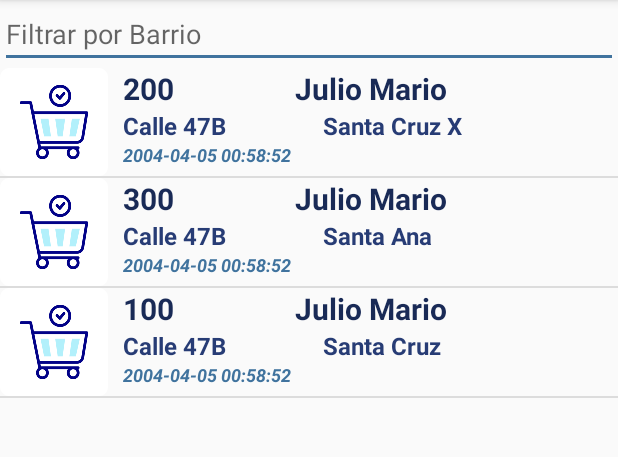
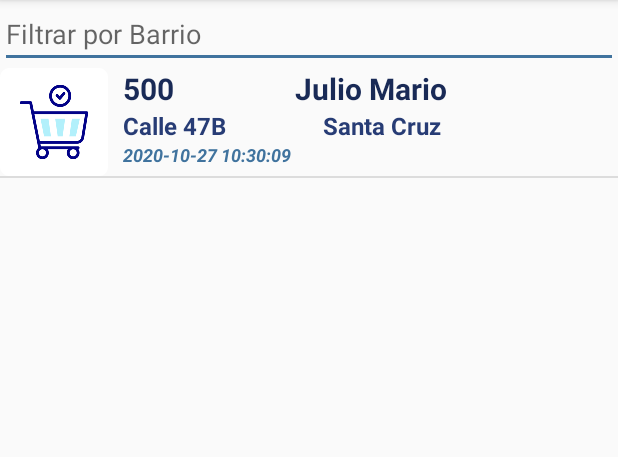
Before and after one commit to Rompni/donated_markets, an Android app: the fragment DonationListFragment shown on its own in the app's theme, on a phone screen of 412 x 824 dp, the part 84-541 px from its top. Run offline under Robolectric (Android 15) with nearby library versions, the phone set to English and light mode, and no system bars.

Commit message:
cambio de tipo de dato de la fecha

```diff
--- a/app/src/main/java/com/edu/unimagdalena/appmoviles/donated_markets/DefDB.java
+++ b/app/src/main/java/com/edu/unimagdalena/appmoviles/donated_markets/DefDB.java
@@ -20,7 +20,7 @@ public class DefDB {
             + KEY_MARKET_ID + " INTEGER (10) PRIMARY KEY, "
             + KEY_MARKET_NEIGHBORHOOD+ " TEXT, "
             + KEY_MARKET_HOMEADDRESS + " TEXT,"
-            + KEY_MARKET_DATETIME + " INTEGER,"
+            + KEY_MARKET_DATETIME + " LONG,"
             + KEY_MARKET_PERSONRECEIVES + " TEXT"
             + ")";
 }
--- a/app/src/main/java/com/edu/unimagdalena/appmoviles/donated_markets/Market.java
+++ b/app/src/main/java/com/edu/unimagdalena/appmoviles/donated_markets/Market.java
@@ -5,10 +5,10 @@ public class Market {
     private int marketID;
     private String marketNeighborhood;
     private String marketHomeAddress;
-    private String marketDatetime;
+    private long marketDatetime;
     private String marketPersonReceives;
 
-    public Market(int marketID, String marketNeighborhood, String marketHomeAddress, String marketDatetime, String marketPersonReceives) {
+    public Market(int marketID, String marketNeighborhood, String marketHomeAddress, long marketDatetime, String marketPersonReceives) {
         this.marketID = marketID;
         this.marketNeighborhood = marketNeighborhood;
         this.marketHomeAddress = marketHomeAddress;
@@ -40,11 +40,11 @@ public class Market {
         this.marketHomeAddress = marketHomeAddress;
     }
 
-    public String getMarketDatetime() {
+    public long getMarketDatetime() {
         return marketDatetime;
     }
 
-    public void setMarketDatetime(String marketDatetime) {
+    public void setMarketDatetime(long marketDatetime) {
         this.marketDatetime = marketDatetime;
     }
 
--- a/app/src/main/java/com/edu/unimagdalena/appmoviles/donated_markets/MarketAdapter.java
+++ b/app/src/main/java/com/edu/unimagdalena/appmoviles/donated_markets/MarketAdapter.java
@@ -54,8 +54,8 @@ public class MarketAdapter extends ArrayAdapter<Market> {
                 person.setText(m.getMarketPersonReceives());
                 code.setText(String.valueOf(m.getMarketID()));
 
-                long timestamp = Long.parseLong(m.getMarketDatetime());
-                Date expiry = new Date(timestamp * 1000L);
+                long timestamp = m.getMarketDatetime();
+                Date expiry = new Date(timestamp);
                 @SuppressLint("SimpleDateFormat") SimpleDateFormat jdf = new SimpleDateFormat("yyyy-MM-dd HH:mm:ss ");
 
                 date.setText(jdf.format(expiry));
--- a/app/src/main/java/com/edu/unimagdalena/appmoviles/donated_markets/MarketController.java
+++ b/app/src/main/java/com/edu/unimagdalena/appmoviles/donated_markets/MarketController.java
@@ -34,7 +34,7 @@ public class MarketController {
             values.put(DefDB.KEY_MARKET_ID, market.getMarketID());
             values.put(DefDB.KEY_MARKET_NEIGHBORHOOD, market.getMarketNeighborhood());
             values.put(DefDB.KEY_MARKET_HOMEADDRESS, market.getMarketHomeAddress());
-            values.put(DefDB.KEY_MARKET_DATETIME, Integer.parseInt(market.getMarketDatetime()));
+            values.put(DefDB.KEY_MARKET_DATETIME, market.getMarketDatetime());
             values.put(DefDB.KEY_MARKET_PERSONRECEIVES, market.getMarketPersonReceives());
 
             long id =  sql.insert(DefDB.TABLE_MARKETS, null, values);
@@ -67,7 +67,7 @@ public class MarketController {
                     Integer.parseInt(cursor.getString(0)),
                     cursor.getString(1),
                     cursor.getString(2),
-                    cursor.getString(3),
+                    Long.parseLong(cursor.getString(3)),
                     cursor.getString(4));
 
             //Return Student
@@ -97,7 +97,7 @@ public class MarketController {
                         cursor.getInt(0),
                         cursor.getString(1),
                         cursor.getString(2),
-                        cursor.getString(3),
+                        Long.parseLong( cursor.getString(3)),
                         cursor.getString(4));
 
                 marketList.add(market);
@@ -130,7 +130,7 @@ public class MarketController {
                         cursor.getInt(0),
                         cursor.getString(1),
                         cursor.getString(2),
-                        cursor.getString(3),
+                        Long.parseLong(cursor.getString(3)),
                         cursor.getString(4));
 
                 marketList.add(market);
--- a/app/src/main/java/com/edu/unimagdalena/appmoviles/donated_markets/ui/donation_list/DonationListFragment.java
+++ b/app/src/main/java/com/edu/unimagdalena/appmoviles/donated_markets/ui/donation_list/DonationListFragment.java
@@ -40,24 +40,20 @@ public class DonationListFragment extends Fragment {
     @Override
     public void onViewCreated(@NonNull View view, @Nullable Bundle savedInstanceState) {
         super.onViewCreated(view, savedInstanceState);
-        //final TextView textView = view.findViewById(R.id.text_gallery);
-        //textView.setText("Lista de Donaciones");
+
         c = view.getContext();
         mc = new MarketController(c);
-        m = new Market(100, "Santa Cruz", "Calle 47B",
-                "1081126732", "Julio Mario");
+        long time = System.currentTimeMillis();
 
-        mc.addMarket(new Market(200, "Santa Cruz X", "Calle 47B",
-                "1081126732", "Julio Mario"));
+        m = new Market(500, "Santa Cruz", "Calle 47B",
+                time, "Julio Mario");
 
-        mc.addMarket(new Market(300, "Santa Ana", "Calle 47B",
-                "1081126732", "Julio Mario"));
         if (mc.getMarket(m.getMarketID()) == null)
             mc.addMarket(m);
 
         arrayOfMarkets= new ArrayList<>(mc.getAllMarkets());
         final MarketAdapter adapter = new MarketAdapter(c, arrayOfMarkets);
-        mklist = (ListView) view.findViewById(R.id.marketList);
+        mklist = view.findViewById(R.id.marketList);
         mklist.setAdapter(adapter);
 
         search = view.findViewById(R.id.neighborhood_find);
```
